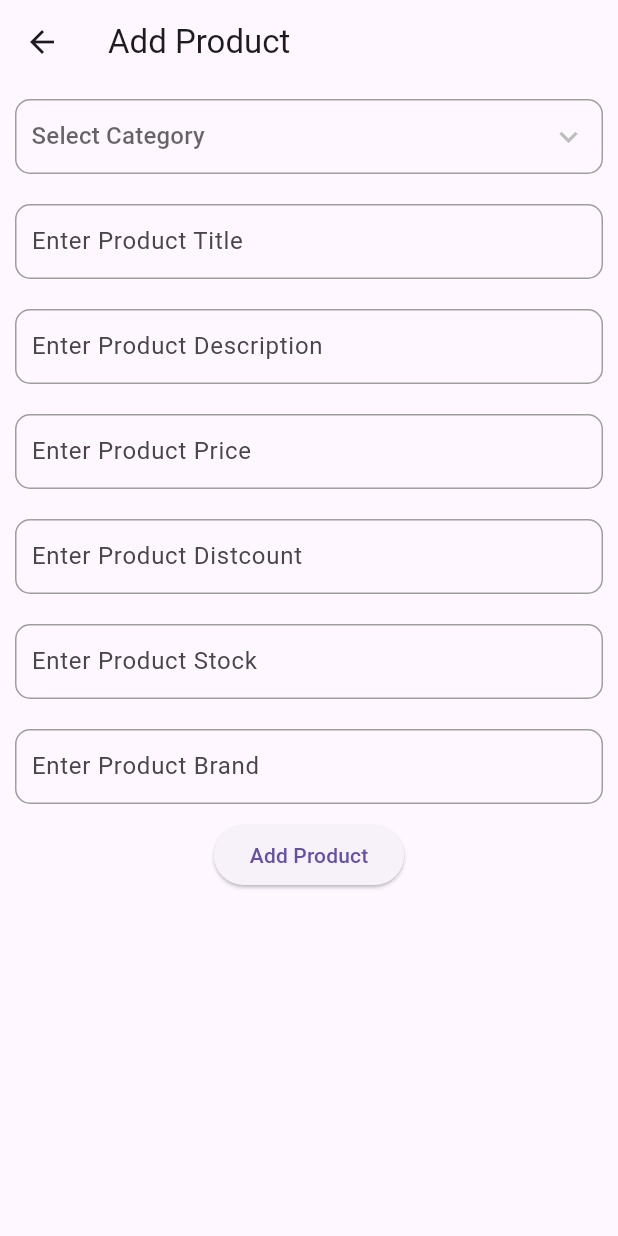
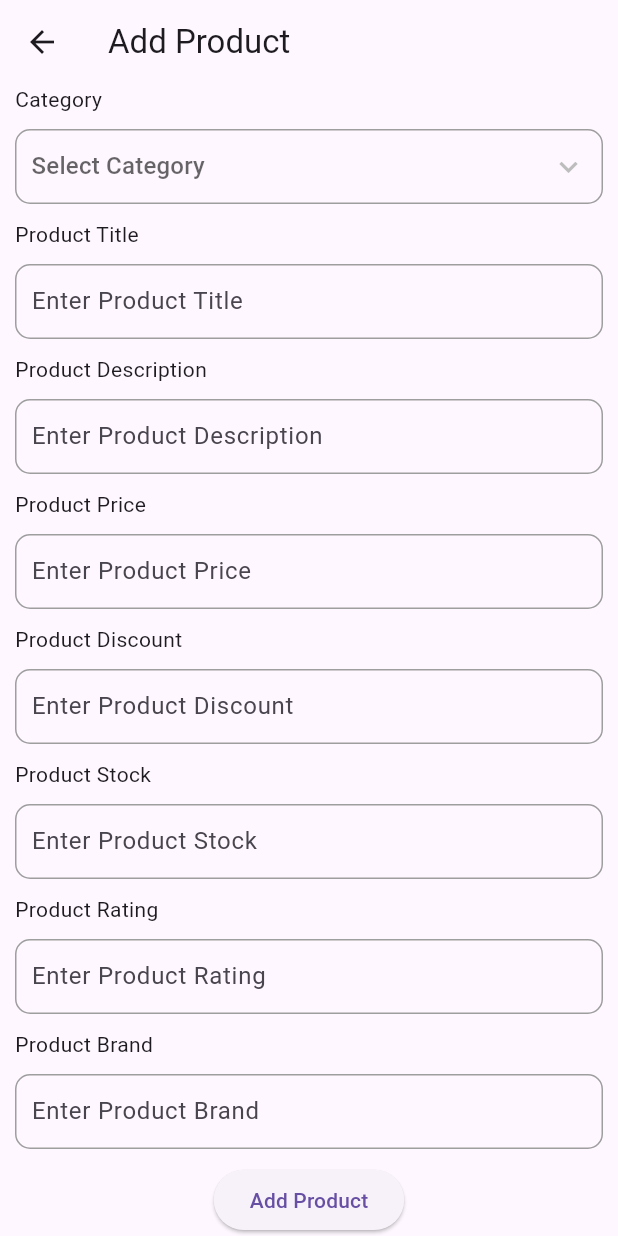
Before and after one commit to SpiDyRohan/sample_test, a Flutter app: the AddProductScreen screen opened by its route, on a phone screen of 412 x 824 dp. Run offline on Flutter 3.47's test engine with Material 3 defaults, Android fonts, the phone set to English and light mode, and no system bars; our stand-ins replace dio, flutter_native_splash, flutter_rating_bar, get, pretty_dio_logger, retrofit; generated files the repository leaves out were written again; statements that could not run were skipped.

Commit message:
final code

```diff
--- a/lib/screens/add_product/controller/add_product_controller.dart
+++ b/lib/screens/add_product/controller/add_product_controller.dart
@@ -10,6 +10,7 @@ class AddProductController extends GetxController{
   TextEditingController productpriceController=TextEditingController();
   TextEditingController productdiscountPercentageController=TextEditingController();
   TextEditingController productstockController=TextEditingController();
+  TextEditingController productRatingController=TextEditingController();
   TextEditingController productbrandController=TextEditingController();
   var showLoader=false.obs;
   var selectedCategory="".obs;
@@ -39,7 +40,7 @@ class AddProductController extends GetxController{
       "description": productdescriptionController.text,
       "price": productpriceController.text,
       "discountPercentage": productdiscountPercentageController.text,
-      "rating": 4.69,
+      "rating": productRatingController.text,
       "stock": productstockController.text,
       "brand": productbrandController.text,
       "category": selectedCategory.value
@@ -47,6 +48,12 @@ class AddProductController extends GetxController{
     var client= ApiClient();
     await client.addProduct(body).then((value) {
       showLoader.value=false;
+      productTitleController.text="";
+      productdescriptionController.text="";
+      productpriceController.text="";
+      productdiscountPercentageController.text="";
+      productstockController.text="";
+      productbrandController.text="";
       Get.snackbar("Success", "Product Added Successfully",backgroundColor: Colors.green,colorText: Colors.white);
 
 
--- a/lib/screens/add_product/view/add_product_screen.dart
+++ b/lib/screens/add_product/view/add_product_screen.dart
@@ -16,15 +16,21 @@ class _AddProductScreenState extends State<AddProductScreen> {
   Widget build(BuildContext context) {
     return SafeArea(
       child: Scaffold(
+        resizeToAvoidBottomInset: true,
         appBar: AppBar(
           title: Text("Add Product"),
         ),
-        body: Column(
+        body: SingleChildScrollView(
+          child: Padding(
+            padding: const EdgeInsets.symmetric(horizontal: 10),
+            child: Column(
+              crossAxisAlignment: CrossAxisAlignment.start,
               children: [
+                Text("Category"),
                 Container(
                   width: Get.width,
                   padding: EdgeInsets.symmetric(horizontal: 10),
-              margin: EdgeInsets.all(10),
+                  margin: EdgeInsets.symmetric(vertical: 10),
                   decoration: BoxDecoration(
                       border: Border.all(color: Colors.grey, width: 1),
                       borderRadius: BorderRadius.circular(10)),
@@ -49,9 +55,11 @@ class _AddProductScreenState extends State<AddProductScreen> {
                         ),
                       )),
                 ),
+
+                Text("Product Title"),
                 Container(
                   padding: EdgeInsets.symmetric(horizontal: 10),
-              margin: EdgeInsets.all(10),
+                  margin: EdgeInsets.symmetric(vertical: 10),
                   decoration: BoxDecoration(
                       border: Border.all(color: Colors.grey, width: 1),
                       borderRadius: BorderRadius.circular(10)),
@@ -64,9 +72,11 @@ class _AddProductScreenState extends State<AddProductScreen> {
                     },
                   ),
                 ),
+
+                Text("Product Description"),
                 Container(
                   padding: EdgeInsets.symmetric(horizontal: 10),
-              margin: EdgeInsets.all(10),
+                  margin: EdgeInsets.symmetric(vertical: 10),
                   decoration: BoxDecoration(
                       border: Border.all(color: Colors.grey, width: 1),
                       borderRadius: BorderRadius.circular(10)),
@@ -80,13 +90,16 @@ class _AddProductScreenState extends State<AddProductScreen> {
                     },
                   ),
                 ),
+
+                Text("Product Price"),
                 Container(
                   padding: EdgeInsets.symmetric(horizontal: 10),
-              margin: EdgeInsets.all(10),
+                  margin: EdgeInsets.symmetric(vertical: 10),
                   decoration: BoxDecoration(
                       border: Border.all(color: Colors.grey, width: 1),
                       borderRadius: BorderRadius.circular(10)),
                   child: TextFormField(
+                    keyboardType: TextInputType.number,
                     controller: controller.productpriceController,
                     decoration: InputDecoration(
                         hintText: "Enter Product Price", border: InputBorder.none),
@@ -95,29 +108,35 @@ class _AddProductScreenState extends State<AddProductScreen> {
                     },
                   ),
                 ),
+
+                Text("Product Discount"),
                 Container(
                   padding: EdgeInsets.symmetric(horizontal: 10),
-              margin: EdgeInsets.all(10),
+                  margin: EdgeInsets.symmetric(vertical: 10),
                   decoration: BoxDecoration(
                       border: Border.all(color: Colors.grey, width: 1),
                       borderRadius: BorderRadius.circular(10)),
                   child: TextFormField(
+                    keyboardType: TextInputType.number,
                     controller: controller.productdiscountPercentageController,
                     decoration: InputDecoration(
-                    hintText: "Enter Product Distcount",
+                        hintText: "Enter Product Discount",
                         border: InputBorder.none),
                     onChanged: (value) {
                       print("${value}");
                     },
                   ),
                 ),
+
+                Text("Product Stock"),
                 Container(
                   padding: EdgeInsets.symmetric(horizontal: 10),
-              margin: EdgeInsets.all(10),
+                  margin: EdgeInsets.symmetric(vertical: 10),
                   decoration: BoxDecoration(
                       border: Border.all(color: Colors.grey, width: 1),
                       borderRadius: BorderRadius.circular(10)),
                   child: TextFormField(
+                    keyboardType: TextInputType.number,
                     controller: controller.productstockController,
                     decoration: InputDecoration(
                         hintText: "Enter Product Stock", border: InputBorder.none),
@@ -126,9 +145,28 @@ class _AddProductScreenState extends State<AddProductScreen> {
                     },
                   ),
                 ),
+                Text("Product Rating"),
                 Container(
                   padding: EdgeInsets.symmetric(horizontal: 10),
-              margin: EdgeInsets.all(10),
+                  margin: EdgeInsets.symmetric(vertical: 10),
+                  decoration: BoxDecoration(
+                      border: Border.all(color: Colors.grey, width: 1),
+                      borderRadius: BorderRadius.circular(10)),
+                  child: TextFormField(
+                    keyboardType: TextInputType.number,
+                    controller: controller.productRatingController,
+                    decoration: InputDecoration(
+                        hintText: "Enter Product Rating", border: InputBorder.none),
+                    onChanged: (value) {
+                      print("${value}");
+                    },
+                  ),
+                ),
+
+                Text("Product Brand"),
+                Container(
+                  padding: EdgeInsets.symmetric(horizontal: 10),
+                  margin: EdgeInsets.symmetric(vertical: 10),
                   decoration: BoxDecoration(
                       border: Border.all(color: Colors.grey, width: 1),
                       borderRadius: BorderRadius.circular(10)),
@@ -141,7 +179,14 @@ class _AddProductScreenState extends State<AddProductScreen> {
                     },
                   ),
                 ),
-            ElevatedButton(
+
+                Center(
+                  child:Obx(() => controller.showLoader.value
+                      ? CupertinoActivityIndicator(
+                    radius: 24,
+                    color: Colors.purple,
+                  )
+                      :  ElevatedButton(
                       onPressed: () {
                         if (controller.productTitleController.text.length > 0 &&
                             controller.productbrandController.text.length > 0 &&
@@ -155,13 +200,11 @@ class _AddProductScreenState extends State<AddProductScreen> {
                           Get.snackbar("Failed", "Please Add Details",backgroundColor: Colors.red,colorText: Colors.white);
                         }
                       },
-                child: Obx(() => controller.showLoader.value
-                    ? CupertinoActivityIndicator(
-                        radius: 24,
-                        color: Colors.purple,
+                      child: Text("Add Product"))),
                 )
-                    : Text("Add Product")))
               ],
+            ),
+          ),
         ),
       ),
     );
--- a/lib/screens/product_detail_screen/view/product_detail_screen.dart
+++ b/lib/screens/product_detail_screen/view/product_detail_screen.dart
@@ -28,6 +28,7 @@ class _ProductDetailScreenState extends State<ProductDetailScreen> {
               ),
             )
           : Column(
+        crossAxisAlignment: CrossAxisAlignment.start,
               children: [
                 SizedBox(
                   height: Get.height / 3.1,
```
Lines whose indentation alone changed are shown as unchanged.
